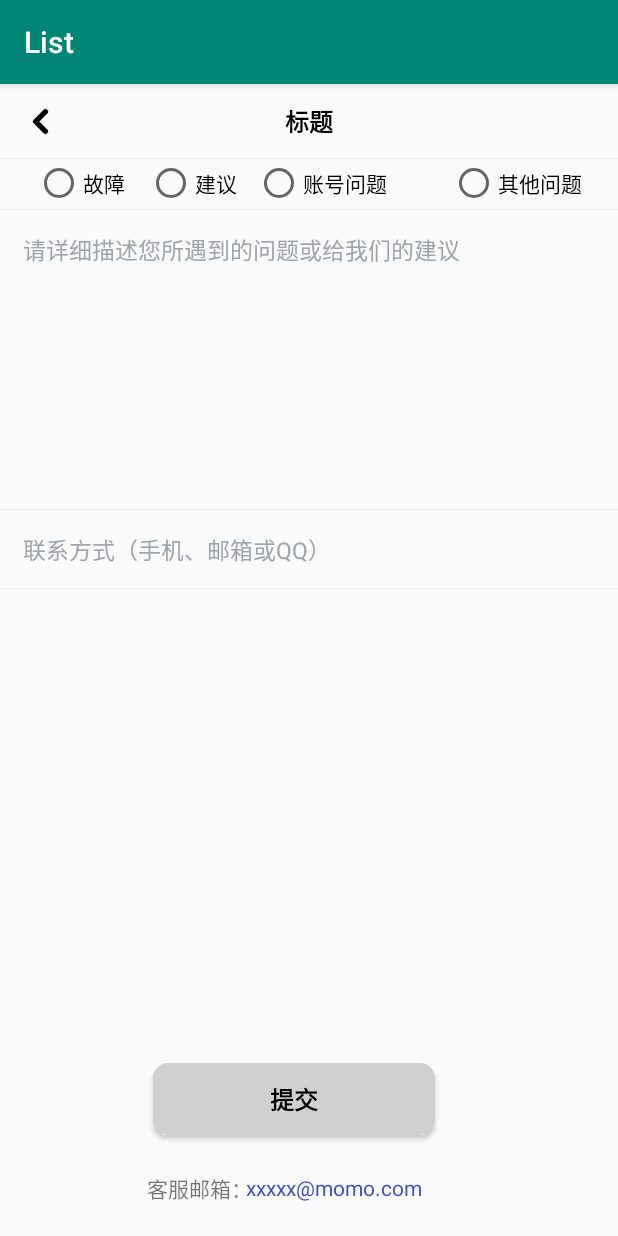
After one commit to wow060118/List, an Android app: the AdviceActivity screen opened directly, with no data from a screen before it, on a phone screen of 412 x 824 dp. The commit adds this screen. Run offline under Robolectric (Android 15) with nearby library versions, the phone set to English and light mode, and no system bars.

Commit message:
建议页面

```diff
--- a/app/src/main/java/com/example/yfr/list/Download.java
+++ b/app/src/main/java/com/example/yfr/list/Download.java
@@ -56,6 +56,7 @@ public class Download extends AppCompatActivity implements View.OnClickListener
             public void onClick(View v) {
 //                String url="http://pic41.nipic.com/";
                 String url="https://github.com/wow060118/petreact/archive/";
+//                String url="https://dl.google.com/dl/android/studio/install/3.2.0.26/";
                 String path = Environment.getExternalStorageDirectory() + "/DownloadFileTwo";
 
                 final int REQUEST_EXTERNAL_STORAGE = 1;
--- a/app/src/main/java/com/example/yfr/list/MainActivity.java
+++ b/app/src/main/java/com/example/yfr/list/MainActivity.java
@@ -10,6 +10,7 @@ import android.graphics.drawable.Drawable;
 import android.os.Handler;
 import android.support.v7.app.AppCompatActivity;
 import android.os.Bundle;
+import android.support.v7.widget.DividerItemDecoration;
 import android.support.v7.widget.LinearLayoutManager;
 import android.support.v7.widget.OrientationHelper;
 import android.support.v7.widget.RecyclerView;
@@ -25,10 +26,12 @@ import android.widget.Toast;
 
 
 import com.alibaba.fastjson.JSON;
+import com.example.yfr.list.advice.AdviceActivity;
 import com.example.yfr.list.db.DaoMaster;
 import com.example.yfr.list.db.DaoSession;
 import com.example.yfr.list.db.Entity;
 import com.example.yfr.list.db.EntityDao;
+import com.example.yfr.list.util.SystemUtil;
 import com.google.common.collect.Lists;
 
 import org.greenrobot.greendao.database.Database;
@@ -40,7 +43,7 @@ public class MainActivity extends AppCompatActivity implements View.OnClickListe
     private RecyclerView recyclerView;
     private List<String> list;
     MyAdapter myAdapter;
-    Button add,remove,databtn,readBtn,download;
+    Button add,remove,databtn,readBtn,download,advice;
     private ImageView imageView;
     private ImageView bImageView;
 
@@ -55,10 +58,20 @@ public class MainActivity extends AppCompatActivity implements View.OnClickListe
         initDataBase();
         initData();
 
+        String TAG = "系统参数：";
+        Log.e(TAG, "手机厂商：" + SystemUtil.getDeviceBrand());
+        Log.e(TAG, "手机型号：" + SystemUtil.getSystemModel());
+        Log.e(TAG, "手机当前系统语言：" + SystemUtil.getSystemLanguage());
+        Log.e(TAG, "Android系统版本号：" + SystemUtil.getSystemVersion());
+
+
+
         recyclerView = findViewById(R.id.recyclerView);
 
 //        System.out.println(JSON.toJSONString(list));
         LinearLayoutManager layoutManager = new LinearLayoutManager(this);
+        //设置分割线
+        recyclerView.addItemDecoration(new DividerItemDecoration(MainActivity.this,DividerItemDecoration.VERTICAL));
         //设置布局管理器
         recyclerView.setLayoutManager(layoutManager);
         //设置为垂直布局，这也是默认的
@@ -83,6 +96,16 @@ public class MainActivity extends AppCompatActivity implements View.OnClickListe
 
             }
         });
+
+        advice =findViewById(R.id.advice);
+        advice.setOnClickListener(new View.OnClickListener() {
+            @Override
+            public void onClick(View v) {
+                Intent i =new Intent(MainActivity.this,AdviceActivity.class);
+                startActivity(i);
+            }
+        });
+
         imageView = findViewById(R.id.img);
 
         bImageView = getBIimageView();
@@ -217,6 +240,7 @@ public class MainActivity extends AppCompatActivity implements View.OnClickListe
         @Override
         public MyViewHolder onCreateViewHolder(ViewGroup viewGroup, int i) {
             MyViewHolder holder = new MyViewHolder(LayoutInflater.from(viewGroup.getContext()).inflate(R.layout.item, viewGroup, false));
+
             return holder;
         }
 
--- /dev/null
+++ b/app/src/main/java/com/example/yfr/list/advice/AdviceActivity.java
@@ -0,0 +1,107 @@
+package com.example.yfr.list.advice;
+
+import android.app.Dialog;
+import android.content.ClipData;
+import android.content.ClipboardManager;
+import android.content.Context;
+import android.os.Bundle;
+import android.support.v7.app.AppCompatActivity;
+import android.text.Editable;
+import android.text.TextWatcher;
+import android.util.Property;
+import android.view.View;
+import android.widget.Button;
+import android.widget.EditText;
+import android.widget.RadioButton;
+import android.widget.TextView;
+import android.widget.Toast;
+
+import com.example.yfr.list.R;
+
+public class AdviceActivity extends AppCompatActivity {
+
+    private TextView email;
+    private RadioButton radioButtonBug,radioButtonAdvice,radioButtonOther,radioButtonUser;
+    private EditText adviceText,contactText;
+    private Button submit;
+    private String advice,contact;
+    private Dialog dialog;
+
+    @Override
+    protected void onCreate(Bundle savedInstanceState) {
+        super.onCreate(savedInstanceState);
+        setContentView(R.layout.advice);
+
+        email=findViewById(R.id.email);
+        email.setOnClickListener(new View.OnClickListener() {
+            @Override
+            public void onClick(View v) {
+                ClipboardManager cm = (ClipboardManager) getSystemService(Context.CLIPBOARD_SERVICE);
+                ClipData mClipData = ClipData.newPlainText("email", email.getText().toString());
+                cm.setPrimaryClip(mClipData);
+                Toast.makeText(AdviceActivity.this, "复制成功", Toast.LENGTH_LONG).show();
+            }
+        });
+
+        adviceText=findViewById(R.id.advice_text);
+        contactText=findViewById(R.id.contact);
+
+        submit= findViewById(R.id.btn_submit);
+        adviceText.addTextChangedListener(new TextWatcher() {
+            @Override
+            public void beforeTextChanged(CharSequence s, int start, int count, int after) {
+
+            }
+
+            @Override
+            public void onTextChanged(CharSequence s, int start, int before, int count) {
+
+            }
+
+            @Override
+            public void afterTextChanged(Editable s) {
+                judgeClick();
+                advice = adviceText.getText().toString();
+                if(advice.length()>1000){
+                    Toast.makeText(AdviceActivity.this, "超过1000字", Toast.LENGTH_LONG).show();
+                }
+
+
+            }
+        });
+
+        contactText.addTextChangedListener(new TextWatcher() {
+            @Override
+            public void beforeTextChanged(CharSequence s, int start, int count, int after) {
+
+            }
+
+            @Override
+            public void onTextChanged(CharSequence s, int start, int before, int count) {
+
+            }
+
+            @Override
+            public void afterTextChanged(Editable s) {
+                judgeClick();
+            }
+        });
+
+
+    }
+
+    private void judgeClick(){
+        advice = adviceText.getText().toString();
+        contact = contactText.getText().toString();
+
+        if (advice.length() > 0 && contact.length()>0) {
+            submit.setClickable(true);
+            submit.setBackground(getResources().getDrawable(R.drawable.me_bg_next_step));
+        } else {
+            submit.setClickable(false);
+            submit.setBackground(getResources().getDrawable(R.drawable.me_bg_next_step_disable));
+        }
+    }
+
+
+}
--- a/app/src/main/java/com/example/yfr/list/api/DownloadApi.java
+++ b/app/src/main/java/com/example/yfr/list/api/DownloadApi.java
@@ -5,11 +5,13 @@ import retrofit2.Call;
 import retrofit2.http.GET;
 import retrofit2.http.Headers;
 import retrofit2.http.Query;
+import retrofit2.http.Streaming;
 import retrofit2.http.Url;
 
 public interface DownloadApi {
 
     @GET
+    @Streaming
     Call<ResponseBody> down(@Url String url);
 
 }
--- a/app/src/main/java/com/example/yfr/list/util/DownloadUtil.java
+++ b/app/src/main/java/com/example/yfr/list/util/DownloadUtil.java
@@ -31,12 +31,10 @@ public class DownloadUtil {
 
 //    static final String real="20140509/4746986_145156378323_2.jpg";
     static final String real = "master.zip";
+//    static final String real="android-studio-ide-181.5014246-windows.exe";
     public static void download(final String url, final String path, final DownloadListener downloadListener, final Handler handler) {
 
         System.out.println("start   ");
-        new Thread(new Runnable() {
-            @Override
-            public void run() {
                 Retrofit retrofit = new Retrofit.Builder()
                         //这个就是converterFactory 数据分析器
                         .addConverterFactory(GsonConverterFactory.create())
@@ -49,11 +47,17 @@ public class DownloadUtil {
                 Call<ResponseBody> news = dApi.down(real);
                 news.enqueue(new Callback<ResponseBody>() {
                     @Override
-                    public void onResponse(Call<ResponseBody> call,  Response<ResponseBody> response) {
+                    public void onResponse(Call<ResponseBody> call, final Response<ResponseBody> response) {
 //                        ResponseBody body = response.body();
 //                        System.out.println(call);
 //                        System.out.println("onResponse:   ="+ JSON.toJSONString(response)+"    body:"+body);
-                        writeResponseToDisk(path,response,downloadListener,handler);
+                        new Thread(new Runnable() {
+                            @Override
+                            public void run() {
+                                writeResponseToDisk(path,response,downloadListener,handler);
+                            }
+                        }).start();
+
 
                     }
 
@@ -63,8 +67,6 @@ public class DownloadUtil {
 
                     }
                 });
-            }
-        }).run();
         System.out.println("end   ");
 
     }
@@ -79,7 +81,7 @@ public class DownloadUtil {
     //将输入流写入文件
     private static void writeFileFromIS(String path, InputStream is, final long totalLength, final DownloadListener downloadListener, final Handler handler) {
         //开始下载
-        downloadListener.onStart();
+//        downloadListener.onStart();
 //        System.out.println("++++++"+path+"    ");
         File file = new File(path);
         //创建文件
@@ -134,7 +136,7 @@ public class DownloadUtil {
 
             }
             //下载完成，并返回保存的文件路径
-            downloadListener.onFinish(newFile.getAbsolutePath());
+//            downloadListener.onFinish(newFile.getAbsolutePath());
         } catch (IOException e) {
             e.printStackTrace();
             downloadListener.onFail("IOException");
--- /dev/null
+++ b/app/src/main/java/com/example/yfr/list/util/SystemUtil.java
@@ -0,0 +1,68 @@
+package com.example.yfr.list.util;
+
+import android.app.Activity;
+import android.content.Context;
+import android.telephony.TelephonyManager;
+
+import java.util.Locale;
+
+public class SystemUtil {
+
+    /**
+     * 获取当前手机系统语言。
+     *
+     * @return 返回当前系统语言。例如：当前设置的是“中文-中国”，则返回“zh-CN”
+     */
+    public static String getSystemLanguage() {
+        return Locale.getDefault().getLanguage();
+    }
+
+    /**
+     * 获取当前系统上的语言列表(Locale列表)
+     *
+     * @return  语言列表
+     */
+    public static Locale[] getSystemLanguageList() {
+        return Locale.getAvailableLocales();
+    }
+
+    /**
+     * 获取当前手机系统版本号
+     *
+     * @return  系统版本号
+     */
+    public static String getSystemVersion() {
+        return android.os.Build.VERSION.RELEASE;
+    }
+
+    /**
+     * 获取手机型号
+     *
+     * @return  手机型号
+     */
+    public static String getSystemModel() {
+        return android.os.Build.MODEL;
+    }
+
+    /**
+     * 获取手机厂商
+     *
+     * @return  手机厂商
+     */
+    public static String getDeviceBrand() {
+        return android.os.Build.BRAND;
+    }
+
+    /**
+     * 获取手机IMEI(需要“android.permission.READ_PHONE_STATE”权限)
+     *
+     * @return  手机IMEI
+     */
+    public static String getIMEI(Context ctx) {
+        TelephonyManager tm = (TelephonyManager) ctx.getSystemService(Activity.TELEPHONY_SERVICE);
+        if (tm != null) {
+            return tm.getDeviceId();
+        }
+        return null;
+    }
+}
--- /dev/null
+++ b/app/src/main/res/drawable/buttonshape.xml
@@ -0,0 +1,37 @@
+<?xml version="1.0" encoding="utf-8"?>
+<selector
+    xmlns:android="http://schemas.android.com/apk/res/android">
+    <!-- pressed -->
+    <item android:state_pressed="true" >
+        <shape  android:shape="rectangle">
+            <gradient
+                android:startColor="#ff8c00"
+                android:endColor="#ff8c00"
+                android:angle="270" />
+            <corners
+                android:radius="4dp" />
+        </shape>
+    </item>
+    <!-- focus -->
+    <item android:state_focused="true" >
+        <shape>
+            <gradient
+                android:startColor="#ffc2b7"
+                android:endColor="#ffc2b7"
+                android:angle="270" />
+            <corners
+                android:radius="4dp" />
+        </shape>
+    </item>
+    <!-- default -->
+    <item>
+        <shape>
+            <gradient
+                android:startColor="#d0d0d0"
+                android:endColor="#d0d0d0"
+                android:angle="0" />
+            <corners
+                android:radius="10dp" />
+        </shape>
+    </item>
+</selector>
--- /dev/null
+++ b/app/src/main/res/drawable/me_bg_next_step.xml
@@ -0,0 +1,7 @@
+<?xml version="1.0" encoding="utf-8"?>
+<shape xmlns:android="http://schemas.android.com/apk/res/android"
+    android:shape="rectangle">
+
+    <corners android:radius="10dp"/>
+    <solid android:color="#09E3A9"/>
+</shape>
--- /dev/null
+++ b/app/src/main/res/drawable/me_bg_next_step_disable.xml
@@ -0,0 +1,7 @@
+<?xml version="1.0" encoding="utf-8"?>
+<shape xmlns:android="http://schemas.android.com/apk/res/android"
+    android:shape="rectangle">
+
+    <corners android:radius="10dp"/>
+    <solid android:color="#DBDBDB"/>
+</shape>
--- a/app/src/main/res/layout/activity_main.xml
+++ b/app/src/main/res/layout/activity_main.xml
@@ -88,4 +88,16 @@
         android:onClick="onClick"
         android:text="下载" />
 
+    <Button
+        android:id="@+id/advice"
+        android:layout_width="140dp"
+        android:layout_height="wrap_content"
+        android:layout_alignParentStart="true"
+        android:layout_alignParentTop="true"
+        android:layout_marginStart="176dp"
+        android:layout_marginTop="321dp"
+        android:onClick="onClick"
+        android:text="意见反馈" />
+
+
 </RelativeLayout>
--- /dev/null
+++ b/app/src/main/res/layout/advice.xml
@@ -0,0 +1,195 @@
+<?xml version="1.0" encoding="utf-8"?>
+<FrameLayout xmlns:android="http://schemas.android.com/apk/res/android"
+    android:layout_width="match_parent"
+    android:layout_height="match_parent"
+    android:orientation="vertical">
+
+    <RelativeLayout
+        android:layout_width="match_parent"
+        android:layout_height="match_parent"
+        android:fitsSystemWindows="true"
+        android:orientation="vertical">
+
+        <include
+            android:id="@+id/titleLayout"
+            layout="@layout/title"
+            android:layout_width="match_parent"
+            android:layout_height="50dp"
+            android:layout_alignParentStart="true"
+            android:layout_marginStart="0dp"
+            android:layout_marginTop="0dp" />
+
+        <View
+            android:layout_width="match_parent"
+            android:layout_height="0.5dp"
+
+            android:layout_below="@+id/button_bug"
+            android:layout_alignParentStart="true"
+            android:layout_marginTop="-233dp"
+            android:background="#EAEAEA" />
+
+        <RadioGroup
+            android:layout_width="match_parent"
+            android:layout_height="wrap_content"
+            android:layout_marginStart="0dp"
+            android:layout_marginTop="50dp">
+
+            <RelativeLayout
+                android:layout_width="match_parent"
+                android:layout_height="match_parent">
+
+                <RadioButton
+                    android:id="@+id/button_bug"
+                    android:layout_width="wrap_content"
+                    android:layout_height="wrap_content"
+                    android:layout_alignParentStart="true"
+                    android:layout_alignParentLeft="true"
+                    android:layout_alignParentTop="true"
+                    android:layout_marginStart="23dp"
+                    android:layout_marginLeft="23dp"
+                    android:layout_marginTop="0dp"
+                    android:text="故障" />
+
+                <RadioButton
+                    android:id="@+id/button_advice"
+                    android:layout_width="wrap_content"
+                    android:layout_height="wrap_content"
+                    android:layout_alignParentStart="true"
+                    android:layout_alignParentLeft="true"
+
+                    android:layout_alignParentTop="true"
+                    android:layout_marginStart="98dp"
+                    android:layout_marginLeft="98dp"
+                    android:layout_marginTop="0dp"
+                    android:text="建议" />
+
+                <RadioButton
+                    android:id="@+id/button_user"
+                    android:layout_width="wrap_content"
+                    android:layout_height="wrap_content"
+                    android:layout_alignParentStart="true"
+                    android:layout_alignParentTop="true"
+                    android:layout_marginStart="170dp"
+                    android:layout_marginTop="0dp"
+                    android:layout_marginEnd="0dp"
+                    android:layout_marginRight="0dp"
+                    android:text="账号问题" />
+
+                <RadioButton
+                    android:id="@+id/button_other"
+                    android:layout_width="wrap_content"
+                    android:layout_height="wrap_content"
+                    android:layout_alignParentTop="true"
+                    android:layout_alignParentEnd="true"
+                    android:layout_alignParentRight="true"
+                    android:layout_marginTop="0dp"
+                    android:layout_marginEnd="24dp"
+                    android:layout_marginRight="24dp"
+                    android:text="其他问题" />
+            </RelativeLayout>
+        </RadioGroup>
+
+        <View
+            android:layout_width="match_parent"
+            android:layout_height="0.5dp"
+
+            android:layout_below="@+id/advice_text"
+            android:layout_alignParentStart="true"
+            android:layout_marginStart="0dp"
+            android:layout_marginTop="-200dp"
+            android:background="#EAEAEA" />
+
+        <EditText
+            android:id="@+id/advice_text"
+            android:layout_width="match_parent"
+            android:layout_height="200dp"
+            android:layout_below="@id/titleLayout"
+            android:layout_alignParentStart="true"
+            android:layout_marginStart="0dp"
+            android:layout_marginTop="33dp"
+            android:background="@android:color/transparent"
+            android:gravity="top|left"
+            android:hint="请详细描述您所遇到的问题或给我们的建议"
+            android:padding="15dp"
+            android:textColor="#000000"
+            android:textColorHint="#9ca4a9"
+            android:textSize="15sp" />
+
+        <View
+            android:layout_width="match_parent"
+            android:layout_height="0.5dp"
+
+            android:layout_below="@+id/advice_text"
+            android:background="#EAEAEA" />
+
+        <EditText
+            android:id="@+id/contact"
+            android:layout_width="match_parent"
+            android:layout_height="wrap_content"
+            android:layout_below="@id/titleLayout"
+            android:layout_alignParentStart="true"
+            android:layout_marginStart="0dp"
+            android:layout_marginTop="233dp"
+            android:background="@android:color/transparent"
+            android:gravity="top|left"
+            android:hint="联系方式（手机、邮箱或QQ）"
+            android:padding="15dp"
+            android:textColor="#000000"
+            android:textColorHint="#9ca4a9"
+            android:textSize="15sp" />
+
+        <View
+            android:layout_width="match_parent"
+            android:layout_height="0.5dp"
+
+            android:layout_below="@+id/contact"
+            android:layout_alignParentStart="true"
+            android:layout_marginTop="-1dp"
+            android:background="#EAEAEA" />
+
+
+        <Button
+            android:id="@+id/btn_submit"
+            android:layout_width="188dp"
+            android:layout_height="wrap_content"
+            android:layout_alignParentStart="true"
+            android:layout_alignParentBottom="true"
+            android:layout_marginStart="102dp"
+            android:layout_marginBottom="67dp"
+            android:background="@drawable/buttonshape"
+            android:gravity="center"
+            android:text="提交"
+            android:textColor="#000000"
+            android:textSize="16sp"
+            android:textStyle="bold"
+            android:clickable="false"/>
+
+        <TextView
+            android:id="@+id/emailText"
+            android:layout_width="75dp"
+            android:layout_height="33dp"
+            android:layout_alignParentStart="true"
+            android:layout_alignParentLeft="true"
+            android:layout_alignParentBottom="true"
+            android:layout_marginStart="95dp"
+            android:layout_marginLeft="95dp"
+            android:layout_marginBottom="15dp"
+            android:gravity="center"
+            android:text="客服邮箱："
+            />
+
+        <TextView
+            android:id="@+id/email"
+            android:layout_width="146dp"
+            android:layout_height="33dp"
+            android:layout_alignParentStart="true"
+            android:layout_alignParentLeft="true"
+            android:layout_alignParentBottom="true"
+            android:layout_marginStart="150dp"
+            android:layout_marginLeft="150dp"
+            android:layout_marginBottom="15dp"
+            android:gravity="center"
+            android:textColor="#3F51B5"
+            android:text="xxxxx@momo.com" />
+    </RelativeLayout>
+</FrameLayout>
--- a/app/src/main/res/layout/download.xml
+++ b/app/src/main/res/layout/download.xml
@@ -3,13 +3,23 @@
     android:layout_width="match_parent"
     android:layout_height="wrap_content" >
 
+    <CheckBox
+        android:layout_width="wrap_content"
+        android:layout_height="wrap_content"
+        android:text="1"/>
 
     <Button
+        android:id="@+id/download1"
         android:layout_width="wrap_content"
         android:layout_height="wrap_content"
+        android:layout_alignParentTop="true"
+        android:layout_alignParentEnd="true"
+        android:layout_alignParentRight="true"
+        android:layout_marginTop="15dp"
+        android:layout_marginEnd="132dp"
+        android:layout_marginRight="132dp"
         android:onClick="onClick"
-        android:id="@+id/download1"
-        android:text="下载"/>
+        android:text="下载" />
 
     <ProgressBar
         android:id="@+id/progress"
--- /dev/null
+++ b/app/src/main/res/layout/title.xml
@@ -0,0 +1,34 @@
+<?xml version="1.0" encoding="utf-8"?>
+<FrameLayout xmlns:android="http://schemas.android.com/apk/res/android"
+    android:layout_width="match_parent"
+    android:layout_height="56dp">
+
+    <ImageView
+        android:id="@+id/backIcon"
+        android:layout_width="30dp"
+        android:layout_height="34dp"
+        android:layout_centerVertical="true"
+        android:layout_gravity="center_vertical"
+        android:layout_marginLeft="12dp"
+        android:gravity="center_vertical"
+        android:padding="2dp"
+        android:src="@mipmap/common_icon_black_back" />
+
+    <TextView
+        android:id="@+id/title"
+        android:layout_width="wrap_content"
+        android:layout_height="wrap_content"
+        android:layout_centerInParent="true"
+        android:layout_gravity="center"
+        android:text="标题"
+        android:textColor="#000000"
+        android:textSize="16sp"
+        android:textStyle="bold" />
+
+    <View
+        android:layout_width="match_parent"
+        android:layout_height="0.5dp"
+        android:layout_gravity="bottom"
+        android:background="#EAEAEA" />
+
+</FrameLayout>
```
Also changed, not shown: app/src/main/AndroidManifest.xml (+6 -1 lines), app/src/main/res/mipmap-xhdpi/common_icon_black_back.png (added).
